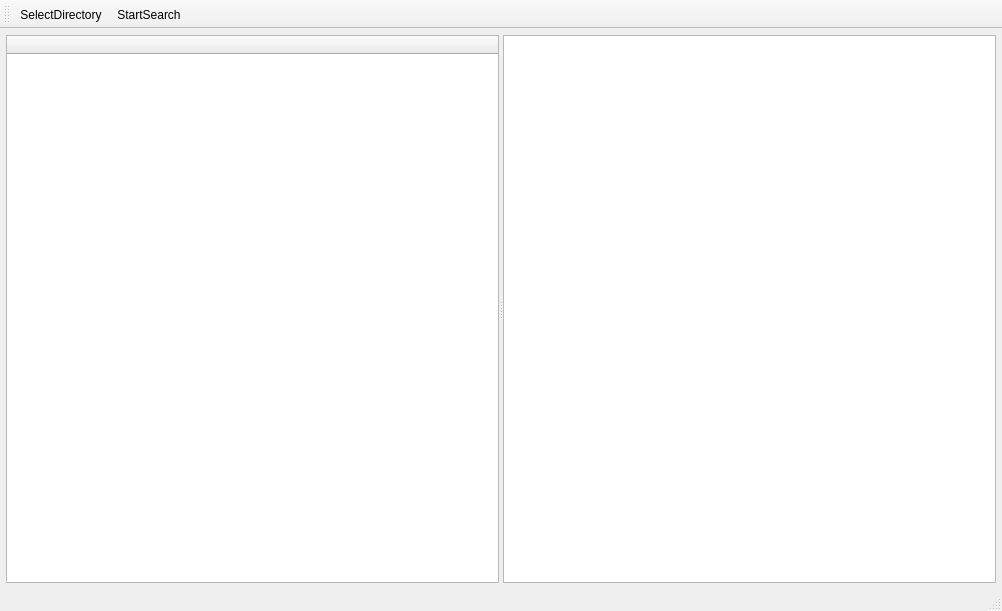
Before: the Qt Designer form mainwindow.ui in vsklamm/qqipa, drawn with Qt 5.
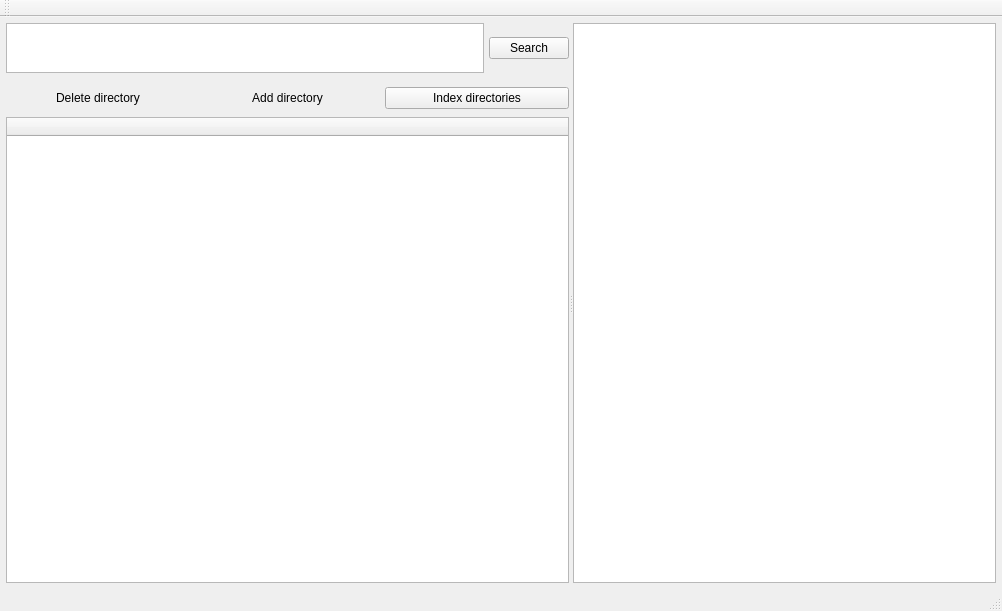
After: the same form once the commit is applied.

The edit to the form file:
```diff
--- a/mainwindow.ui
+++ b/mainwindow.ui
@@ -51,67 +51,145 @@
         </property>
         <item>
          <widget class="QWidget" name="widget_2" native="true">
-          <widget class="QPushButton" name="addDirButton">
-           <property name="geometry">
-            <rect>
-             <x>180</x>
-             <y>130</y>
-             <width>102</width>
-             <height>38</height>
-            </rect>
+          <property name="sizePolicy">
+           <sizepolicy hsizetype="Preferred" vsizetype="Maximum">
+            <horstretch>0</horstretch>
+            <verstretch>0</verstretch>
+           </sizepolicy>
+          </property>
+          <layout class="QVBoxLayout" name="verticalLayout_3">
+           <property name="leftMargin">
+            <number>0</number>
            </property>
-           <property name="minimumSize">
-            <size>
-             <width>0</width>
-             <height>38</height>
-            </size>
+           <property name="topMargin">
+            <number>0</number>
            </property>
-           <property name="text">
-            <string>Add directory</string>
+           <property name="rightMargin">
+            <number>0</number>
            </property>
-           <property name="flat">
-            <bool>true</bool>
+           <property name="bottomMargin">
+            <number>0</number>
            </property>
-          </widget>
-          <widget class="QPushButton" name="DeleteDirButton">
-           <property name="geometry">
-            <rect>
-             <x>40</x>
-             <y>140</y>
-             <width>123</width>
-             <height>25</height>
-            </rect>
-           </property>
-           <property name="text">
-            <string>Delete directory</string>
-           </property>
-           <property name="flat">
-            <bool>true</bool>
-           </property>
-          </widget>
-          <widget class="QTextEdit" name="textEdit">
-           <property name="geometry">
-            <rect>
-             <x>20</x>
-             <y>10</y>
-             <width>341</width>
-             <height>81</height>
-            </rect>
-           </property>
-          </widget>
-          <widget class="QPushButton" name="pushButton">
-           <property name="geometry">
-            <rect>
-             <x>308</x>
-             <y>140</y>
-             <width>151</width>
-             <height>25</height>
-            </rect>
-           </property>
-           <property name="text">
-            <string>Index directories</string>
-           </property>
-          </widget>
+           <item>
+            <widget class="QWidget" name="widget_4" native="true">
+             <property name="maximumSize">
+              <size>
+               <width>16777215</width>
+               <height>50</height>
+              </size>
+             </property>
+             <layout class="QHBoxLayout" name="horizontalLayout_2">
+              <property name="spacing">
+               <number>5</number>
+              </property>
+              <property name="leftMargin">
+               <number>0</number>
+              </property>
+              <property name="topMargin">
+               <number>0</number>
+              </property>
+              <property name="rightMargin">
+               <number>0</number>
+              </property>
+              <property name="bottomMargin">
+               <number>0</number>
+              </property>
+              <item>
+               <widget class="QTextEdit" name="patternTextEdit">
+                <property name="maximumSize">
+                 <size>
+                  <width>16777215</width>
+                  <height>60</height>
+                 </size>
+                </property>
+                <property name="focusPolicy">
+                 <enum>Qt::ClickFocus</enum>
+                </property>
+               </widget>
+              </item>
+              <item>
+               <widget class="QPushButton" name="searchButton">
+                <property name="text">
+                 <string>Search</string>
+                </property>
+                <property name="shortcut">
+                 <string>Return</string>
+                </property>
+               </widget>
+              </item>
+             </layout>
+            </widget>
+           </item>
+           <item>
+            <widget class="QWidget" name="widget_3" native="true">
+             <property name="sizePolicy">
+              <sizepolicy hsizetype="Preferred" vsizetype="Maximum">
+               <horstretch>0</horstretch>
+               <verstretch>0</verstretch>
+              </sizepolicy>
+             </property>
+             <layout class="QHBoxLayout" name="horizontalLayout">
+              <property name="spacing">
+               <number>5</number>
+              </property>
+              <property name="leftMargin">
+               <number>0</number>
+              </property>
+              <property name="topMargin">
+               <number>0</number>
+              </property>
+              <property name="rightMargin">
+               <number>0</number>
+              </property>
+              <property name="bottomMargin">
+               <number>0</number>
+              </property>
+              <item>
+               <widget class="QPushButton" name="deleteDirButton">
+                <property name="text">
+                 <string>Delete directory</string>
+                </property>
+                <property name="shortcut">
+                 <string>Ctrl+X</string>
+                </property>
+                <property name="flat">
+                 <bool>true</bool>
+                </property>
+               </widget>
+              </item>
+              <item>
+               <widget class="QPushButton" name="addDirButton">
+                <property name="minimumSize">
+                 <size>
+                  <width>0</width>
+                  <height>38</height>
+                 </size>
+                </property>
+                <property name="text">
+                 <string>Add directory</string>
+                </property>
+                <property name="shortcut">
+                 <string>Ctrl+N</string>
+                </property>
+                <property name="flat">
+                 <bool>true</bool>
+                </property>
+               </widget>
+              </item>
+              <item>
+               <widget class="QPushButton" name="indexDirectoriesButton">
+                <property name="text">
+                 <string>Index directories</string>
+                </property>
+                <property name="shortcut">
+                 <string>Ctrl+I</string>
+                </property>
+               </widget>
+              </item>
+             </layout>
+            </widget>
+           </item>
+          </layout>
          </widget>
         </item>
         <item>
@@ -166,26 +244,8 @@
    <attribute name="toolBarBreak">
     <bool>false</bool>
    </attribute>
-   <addaction name="actionSelectDirectory"/>
-   <addaction name="actionStartSearch"/>
   </widget>
   <widget class="QStatusBar" name="statusBar"/>
-  <action name="actionSelectDirectory">
-   <property name="text">
-    <string>SelectDirectory</string>
-   </property>
-   <property name="shortcut">
-    <string>Ctrl+O</string>
-   </property>
-  </action>
-  <action name="actionStartSearch">
-   <property name="text">
-    <string>StartSearch</string>
-   </property>
-   <property name="shortcut">
-    <string>Return</string>
-   </property>
-  </action>
  </widget>
  <layoutdefault spacing="6" margin="11"/>
  <resources/>
```
